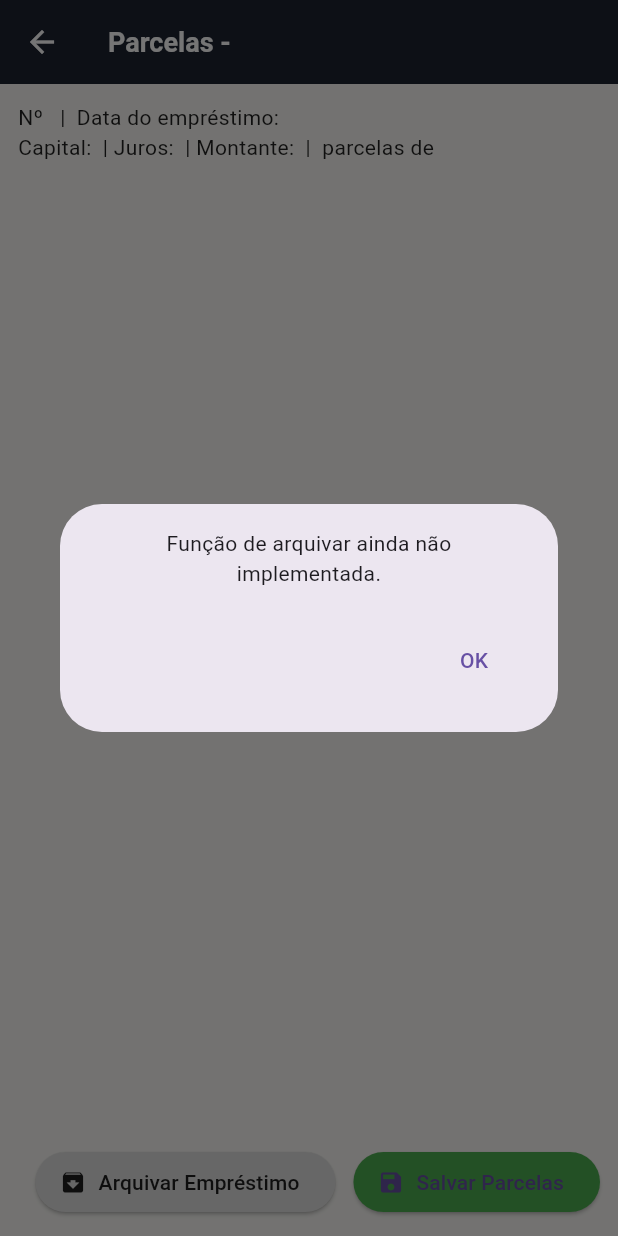
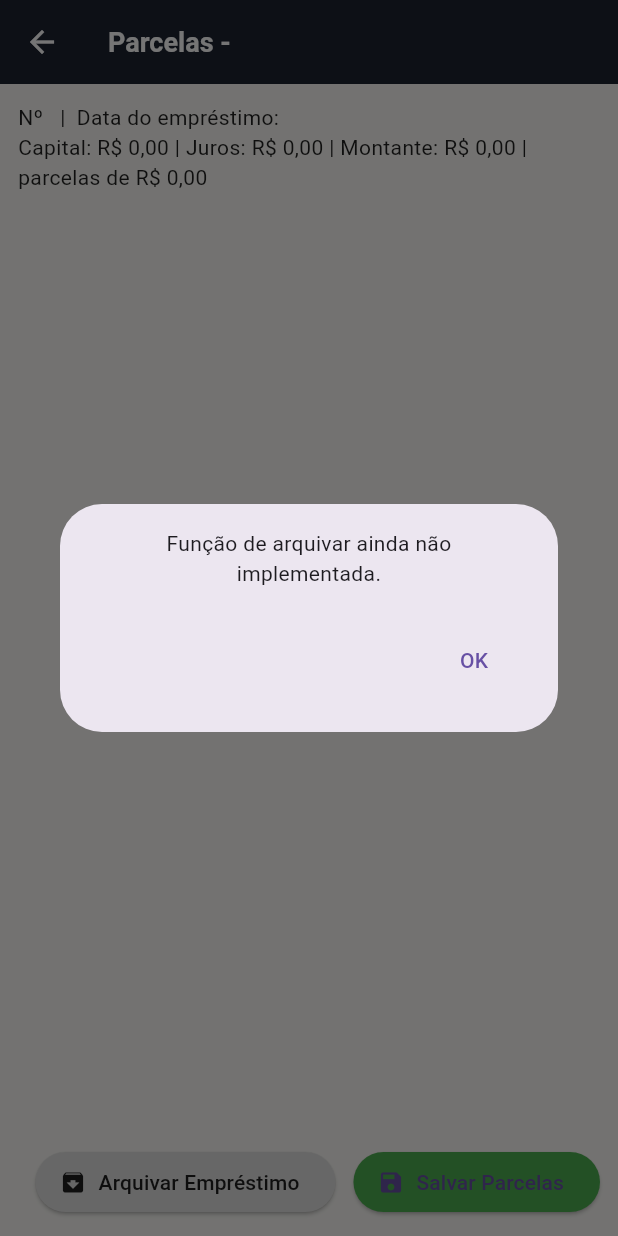
Before and after one commit to Cortexautocom/agiota-online, a Flutter app: the ParcelasPage screen opened directly with empty values, after a tap on "Arquivar Empréstimo", on a phone screen of 412 x 824 dp. Run offline on Flutter 3.47's test engine with Material 3 defaults, Android fonts, the phone set to English and light mode, and no system bars; our stand-ins replace mask_text_input_formatter, supabase_flutter; accounts and stored records are empty.

Commit message:
Criação de nova regra de formatação para parcelas pagas, correção de pequenos erros.

```diff
--- a/lib/parcelas_page.dart
+++ b/lib/parcelas_page.dart
@@ -31,9 +31,11 @@ class _ParcelasPageState extends State<ParcelasPage> {
     final cliente = widget.emprestimo["cliente"] ?? "";
     final numero = widget.emprestimo["numero"] ?? "";
     final dataInicio = widget.emprestimo["data_inicio"] ?? "";
-    final valor = num.tryParse("${widget.emprestimo["valor"]}") ?? 0;
-    final juros = num.tryParse("${widget.emprestimo["juros"]}") ?? 0;
-    final prestacao = num.tryParse("${widget.emprestimo["prestacao"]}") ?? 0;
+
+    // 🔹 usa parseMoeda e fmtMoeda para garantir "R$ 0,00" se for zero ou vazio
+    final valor = service.parseMoeda("${widget.emprestimo["valor"] ?? "0"}");
+    final juros = service.parseMoeda("${widget.emprestimo["juros"] ?? "0"}");
+    final prestacao = service.parseMoeda("${widget.emprestimo["prestacao"] ?? "0"}");
     final parcelas = widget.emprestimo["parcelas"]?.toString() ?? "0";
 
     return Scaffold(
@@ -49,7 +51,8 @@ class _ParcelasPageState extends State<ParcelasPage> {
             // 🔹 Resumo
             Text(
               "Nº $numero  |  Data do empréstimo: $dataInicio\n"
-              "Capital: ${service.fmtMoeda(valor)} | Juros: ${service.fmtMoeda(juros)} | "
+              "Capital: ${service.fmtMoeda(valor)} | "
+              "Juros: ${service.fmtMoeda(juros)} | "
               "Montante: ${service.fmtMoeda(valor + juros)} | "
               "$parcelas parcelas de ${service.fmtMoeda(prestacao)}",
               style: const TextStyle(color: Colors.black87, fontSize: 14),
@@ -154,7 +157,7 @@ class _ParcelasPageState extends State<ParcelasPage> {
                           ],
                         ),
                       );
-                      Navigator.pop(context, true); // 👈 agora retorna true para atualizar financeiro
+                      Navigator.pop(context, true); // 👈 retorna true p/ atualizar financeiro
                     }
                   },
                   icon: const Icon(Icons.save),
--- a/lib/parcelas_service.dart
+++ b/lib/parcelas_service.dart
@@ -7,14 +7,15 @@ class ParcelasService {
 
   /// 🔹 Formata número para moeda brasileira
   String fmtMoeda(dynamic valor) {
-    if (valor == null) return "";
+    if (valor == null) return "R\$ 0,00"; // sempre mostra 0
     final txt = valor.toString().trim();
-    if (txt.isEmpty) return "";
+    if (txt.isEmpty) return "R\$ 0,00";
     if (txt.startsWith("R\$")) return txt;
     final numero = num.tryParse(txt.replaceAll(",", "."));
-    if (numero == null || numero == 0) return "";
+    if (numero == null) return "R\$ 0,00";
     return _formatter.format(numero);
   }
+
 
   /// 🔹 Converte texto de moeda para double
   double parseMoeda(String txt) {
```
Also changed, not shown: lib/emprestimo_form.dart (+7 -9 lines), lib/parcelas_table.dart (+44 -34 lines).
